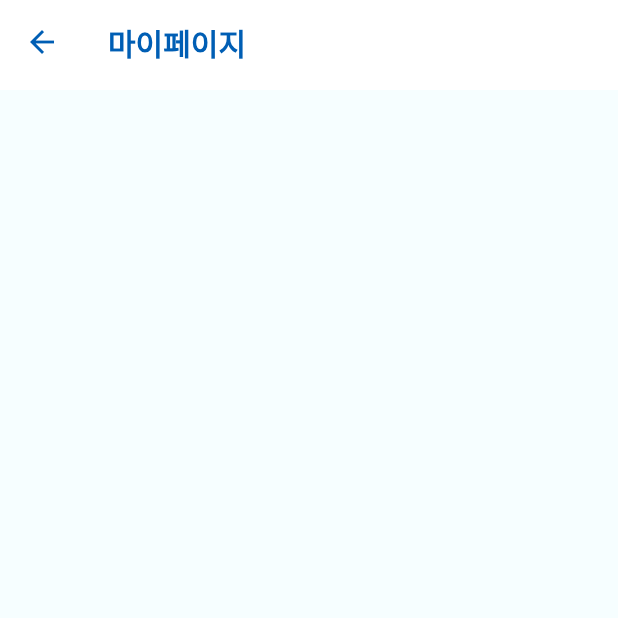
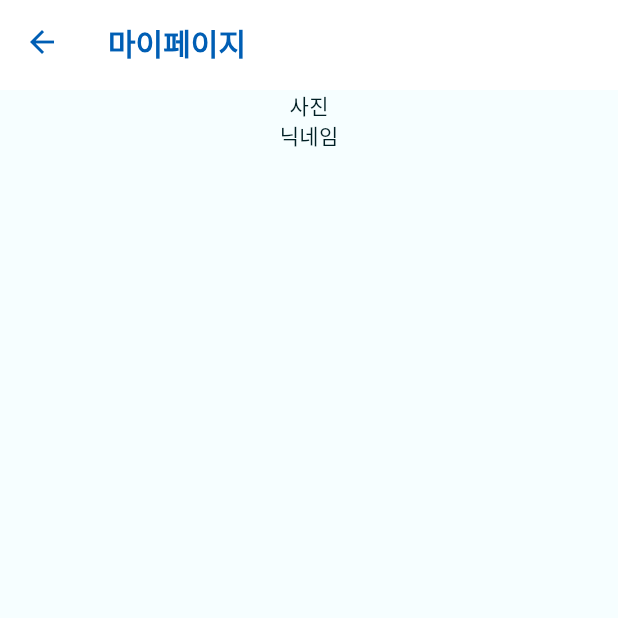
Before and after one commit to sam2244/FitweenV0, a Flutter app: the MyPage screen opened by its route, on a phone screen of 412 x 824 dp, the top half of it. Run offline on Flutter 3.47's test engine with Material 2 defaults, Android fonts, the phone set to English and light mode, and no system bars; our stand-ins replace carousel_slider, cloud_firestore, dots_indicator, firebase_auth, firebase_core, firebase_storage and 5 more; missing offline and left inert: flutter_shake_animated; accounts and stored records are empty; Roboto replaces fonts that are missing (Noto_Sans_KR).

Commit message:
mypage update

```diff
--- a/lib/view/page/my/my.dart
+++ b/lib/view/page/my/my.dart
@@ -9,7 +9,18 @@ class MyPage extends StatelessWidget {
   Widget build(BuildContext context) {
     return Scaffold(
       appBar: MyAppBar(),
-      body: Container(),
+      body: Center(
+        child: Column(
+          children: [
+            Container(
+              child: Text("사진"),
+            ),
+            Container(
+              child: Text("닉네임"),
+            ),
+          ],
+        ),
+      )
     );
   }
 }
```
